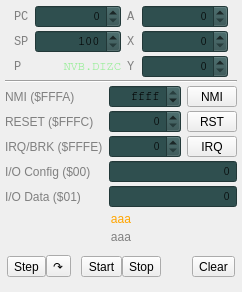
Above: cpuwidget.ui from rjaremczak/mo65x before the change. Below: the same form after it.
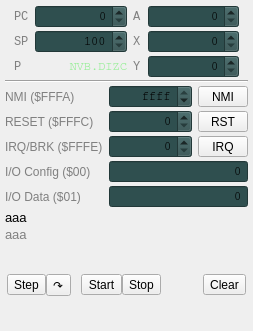
That is the form after the change. Custom widgets are drawn as their Qt base class.

Diff of the .ui file:
```diff
--- a/cpuwidget.ui
+++ b/cpuwidget.ui
@@ -6,8 +6,8 @@
    <rect>
     <x>0</x>
     <y>0</y>
-    <width>242</width>
-    <height>292</height>
+    <width>253</width>
+    <height>331</height>
    </rect>
   </property>
   <property name="maximumSize">
@@ -492,14 +492,16 @@
       </item>
       <item row="6" column="0" colspan="3">
        <widget class="QLabel" name="lastStatistics">
-        <property name="styleSheet">
-         <string notr="true">color:orange; margin-top: 2px; margin-bottom:2px</string>
+        <property name="font">
+         <font>
+          <pointsize>10</pointsize>
+         </font>
         </property>
         <property name="text">
          <string>aaa</string>
         </property>
         <property name="alignment">
-         <set>Qt::AlignCenter</set>
+         <set>Qt::AlignLeading|Qt::AlignLeft|Qt::AlignVCenter</set>
         </property>
        </widget>
       </item>
@@ -669,6 +671,11 @@
       </item>
       <item row="7" column="0" colspan="3">
        <widget class="QLabel" name="avgStatistics">
+        <property name="font">
+         <font>
+          <pointsize>10</pointsize>
+         </font>
+        </property>
         <property name="styleSheet">
          <string notr="true">color:gray</string>
         </property>
@@ -676,7 +683,7 @@
          <string>aaa</string>
         </property>
         <property name="alignment">
-         <set>Qt::AlignCenter</set>
+         <set>Qt::AlignLeading|Qt::AlignLeft|Qt::AlignVCenter</set>
         </property>
        </widget>
       </item>
```
